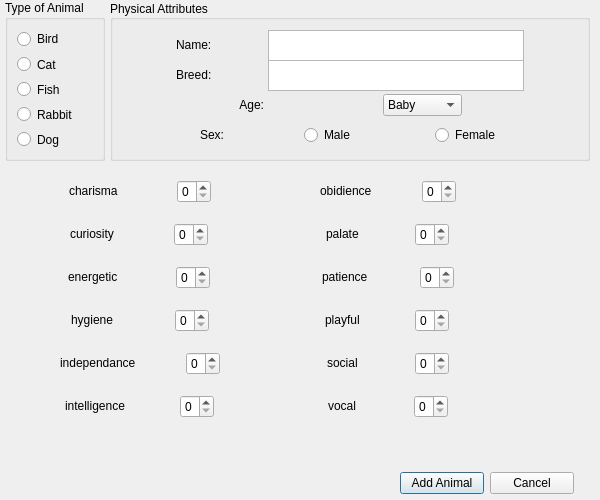
ColeMacdonald1709/comp3004, file addnewanimal.ui: the form before one commit.
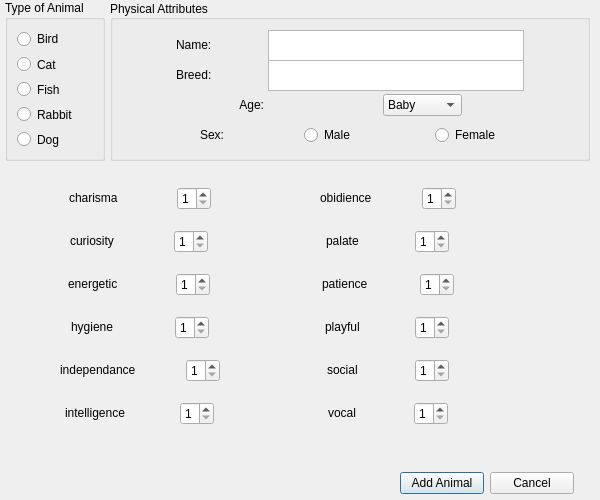
The form after the commit.

Commit message: fixed edge calculations and some ui

```diff
--- a/addnewanimal.ui
+++ b/addnewanimal.ui
@@ -321,9 +321,9 @@
    <property name="geometry">
     <rect>
      <x>10</x>
-     <y>160</y>
+     <y>167</y>
      <width>581</width>
-     <height>308</height>
+     <height>301</height>
     </rect>
    </property>
    <layout class="QGridLayout" name="NPAttributes" columnminimumwidth="0,0">
@@ -374,6 +374,9 @@
           <verstretch>0</verstretch>
          </sizepolicy>
         </property>
+        <property name="minimum">
+         <number>1</number>
+        </property>
         <property name="maximum">
          <number>5</number>
         </property>
@@ -407,6 +410,9 @@
           <verstretch>0</verstretch>
          </sizepolicy>
         </property>
+        <property name="minimum">
+         <number>1</number>
+        </property>
         <property name="maximum">
          <number>5</number>
         </property>
@@ -443,6 +449,9 @@
           <verstretch>0</verstretch>
          </sizepolicy>
         </property>
+        <property name="minimum">
+         <number>1</number>
+        </property>
         <property name="maximum">
          <number>5</number>
         </property>
@@ -476,6 +485,9 @@
           <verstretch>0</verstretch>
          </sizepolicy>
         </property>
+        <property name="minimum">
+         <number>1</number>
+        </property>
         <property name="maximum">
          <number>5</number>
         </property>
@@ -509,6 +521,9 @@
           <verstretch>0</verstretch>
          </sizepolicy>
         </property>
+        <property name="minimum">
+         <number>1</number>
+        </property>
         <property name="maximum">
          <number>5</number>
         </property>
@@ -542,6 +557,9 @@
           <verstretch>0</verstretch>
          </sizepolicy>
         </property>
+        <property name="minimum">
+         <number>1</number>
+        </property>
         <property name="maximum">
          <number>5</number>
         </property>
@@ -575,6 +593,9 @@
           <verstretch>0</verstretch>
          </sizepolicy>
         </property>
+        <property name="minimum">
+         <number>1</number>
+        </property>
         <property name="maximum">
          <number>5</number>
         </property>
@@ -608,6 +629,9 @@
           <verstretch>0</verstretch>
          </sizepolicy>
         </property>
+        <property name="minimum">
+         <number>1</number>
+        </property>
         <property name="maximum">
          <number>5</number>
         </property>
@@ -641,6 +665,9 @@
           <verstretch>0</verstretch>
          </sizepolicy>
         </property>
+        <property name="minimum">
+         <number>1</number>
+        </property>
         <property name="maximum">
          <number>5</number>
         </property>
@@ -674,6 +701,9 @@
           <verstretch>0</verstretch>
          </sizepolicy>
         </property>
+        <property name="minimum">
+         <number>1</number>
+        </property>
         <property name="maximum">
          <number>5</number>
         </property>
@@ -707,6 +737,9 @@
           <verstretch>0</verstretch>
          </sizepolicy>
         </property>
+        <property name="minimum">
+         <number>1</number>
+        </property>
         <property name="maximum">
          <number>5</number>
         </property>
@@ -740,6 +773,9 @@
           <verstretch>0</verstretch>
          </sizepolicy>
         </property>
+        <property name="minimum">
+         <number>1</number>
+        </property>
         <property name="maximum">
          <number>5</number>
         </property>
```
Left out of the diff: 76 changed lines with no effect on the pictures. The commit also changes 7 other files.
